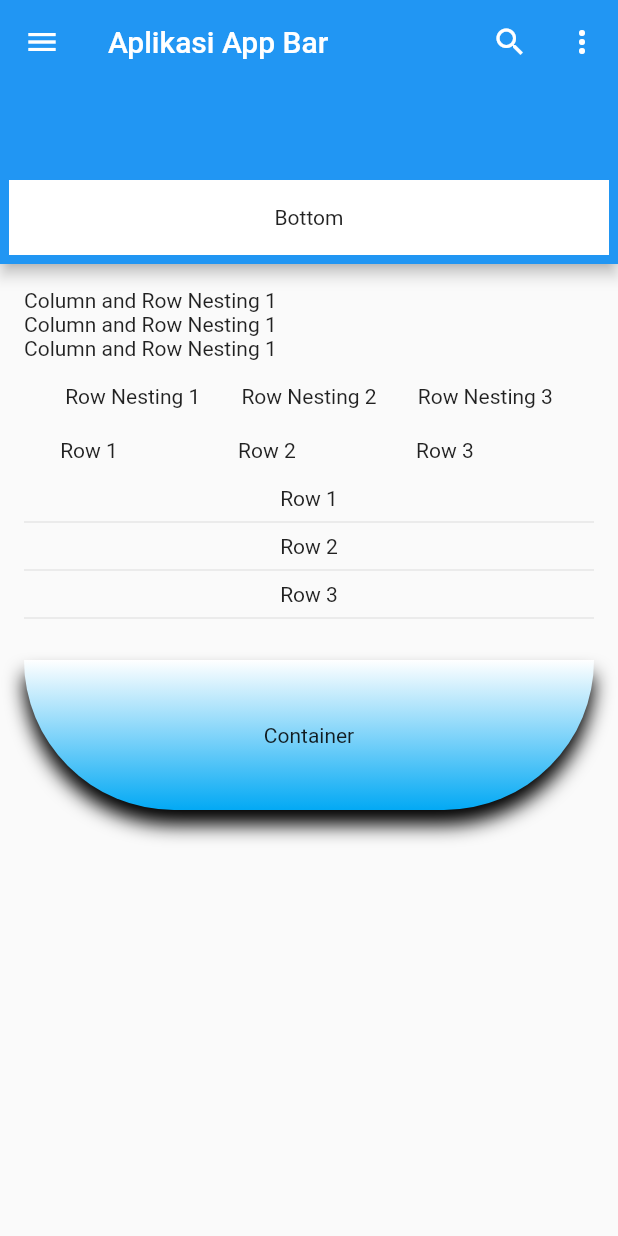
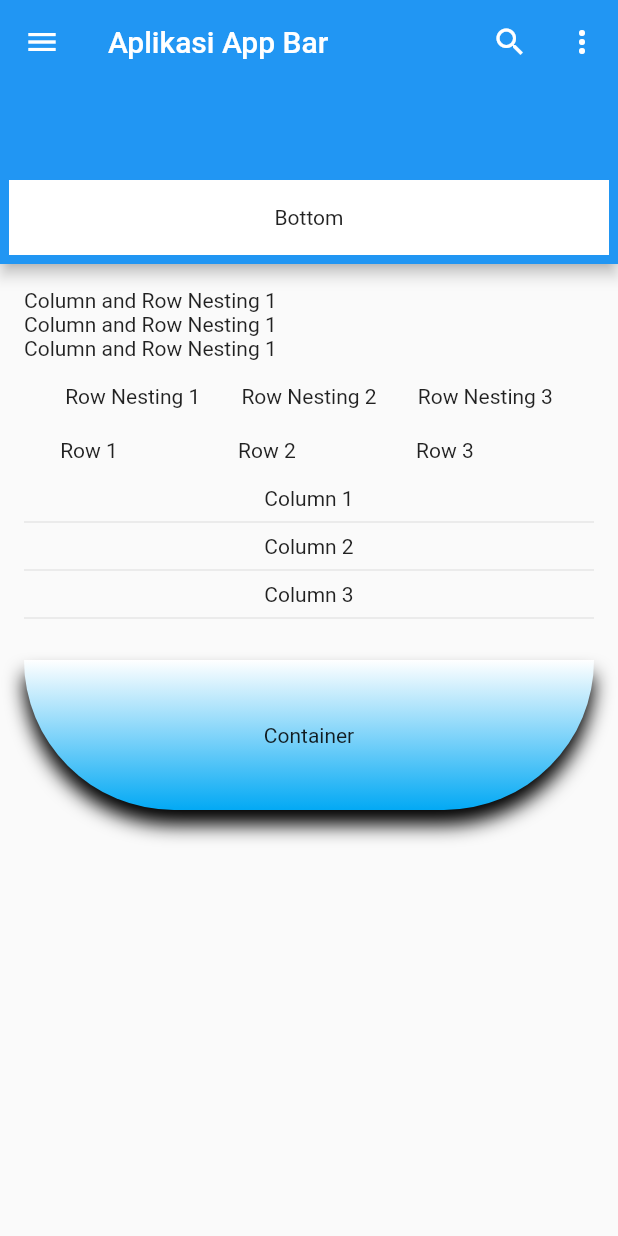
Before and after one commit to tetraxion/Fluteer_Basic_Widget, a Flutter app: the screen it shows after launch, on a phone screen of 412 x 824 dp. Run offline on Flutter 3.47's test engine with Material 2 defaults, Android fonts, the light colour scheme and no system bars.

Commit message:
fist commit

```diff
--- a/lib/main.dart
+++ b/lib/main.dart
@@ -129,11 +129,11 @@ class ColumWidget extends StatelessWidget {
         mainAxisAlignment: MainAxisAlignment.spaceEvenly,
         mainAxisSize: MainAxisSize.max,
         children: [
-          Text("Row 1"),
+          Text("Column 1"),
           Divider(),
-          Text("Row 2"),
+          Text("Column 2"),
           Divider(),
-          Text("Row 3"),
+          Text("Column 3"),
           Divider(),
         ],
       ),
```
